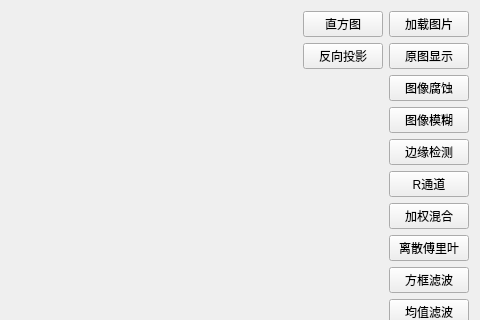
fruh1ing/PictureFactory, file PictureFactory/PictureEditor.ui: the form before one commit; both pictures show x 353 to 833 and y 0 to 320 of the 833 by 629 pixel window.
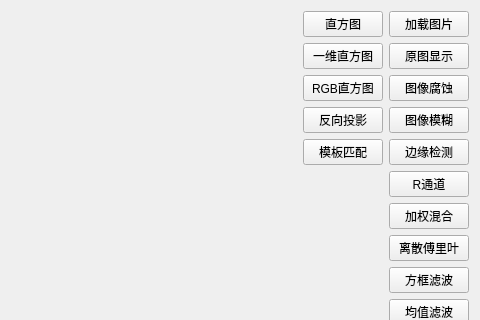
The form after the commit.

Diff of the .ui file:
```diff
--- a/PictureFactory/PictureEditor.ui
+++ b/PictureFactory/PictureEditor.ui
@@ -44,6 +44,20 @@
        </property>
       </widget>
      </item>
+     <item>
+      <widget class="QPushButton" name="pushButton_histogram">
+       <property name="text">
+        <string>一维直方图</string>
+       </property>
+      </widget>
+     </item>
+     <item>
+      <widget class="QPushButton" name="pushButton_histogram2">
+       <property name="text">
+        <string>RGB直方图</string>
+       </property>
+      </widget>
+     </item>
      <item>
       <widget class="QPushButton" name="pushButton_bp">
        <property name="text">
@@ -51,6 +65,13 @@
        </property>
       </widget>
      </item>
+     <item>
+      <widget class="QPushButton" name="pushButton_matchTemplate">
+       <property name="text">
+        <string>模板匹配</string>
+       </property>
+      </widget>
+     </item>
      <item>
       <spacer name="verticalSpacer_2">
        <property name="orientation">
```
